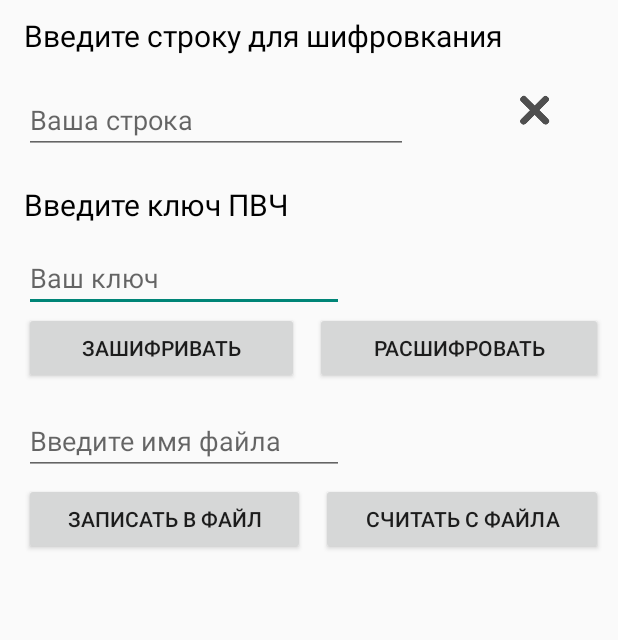
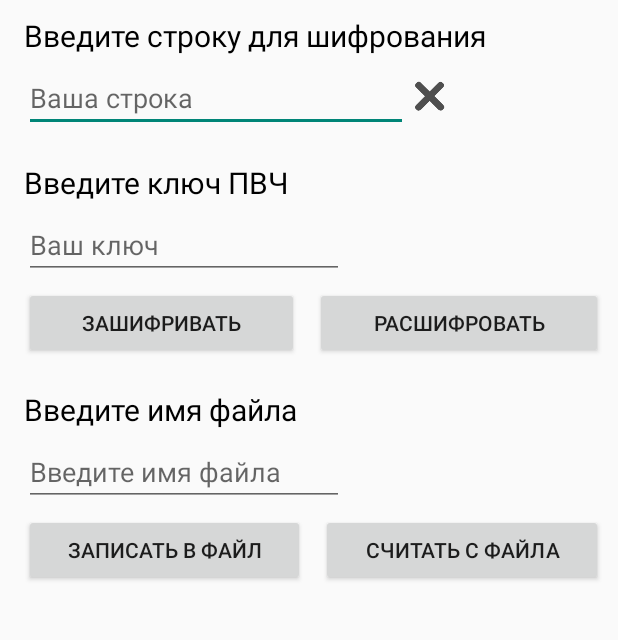
Before and after one commit to AGuminskyi/Cryptography, an Android app: the screen it shows after launch (GammaActivity), after a tap on "ШИФРОВАНИЕ ГАММА", on a phone screen of 412 x 824 dp, the part 84-724 px from its top. Run offline under Robolectric (Android 15) with nearby library versions, the phone set to English and light mode, and no system bars; libraries missing offline, so code that uses them is left out: ir.sohreco.androidfilechooser.

Commit message:
view fixes

```diff
--- a/app/src/main/java/com/android/huminskiy1325/creptography1/Cryptography/CryptographyTritemius.java
+++ b/app/src/main/java/com/android/huminskiy1325/creptography1/Cryptography/CryptographyTritemius.java
@@ -16,17 +16,11 @@ public class CryptographyTritemius implements Cryptography {
     private static String key_Phrase;
 
     public enum KeyChooser {
-//        Linear_Choose,
         NotLinear_Choose,
         Phrase_Choose
     }
 
     public void setKey(int A_value, int B_value, int C_value, String keyPhrase_value) {
-//        if (keyChooser == KeyChooser.Linear_Choose) {
-//            key_A = 0;
-//            key_B = B_value;
-//            key_C = C_value;
-//        }
         if (keyChooser == KeyChooser.NotLinear_Choose) {
             key_A = A_value;
             key_B = B_value;
--- a/app/src/main/java/com/android/huminskiy1325/creptography1/Fragments/TritemiusFragment.java
+++ b/app/src/main/java/com/android/huminskiy1325/creptography1/Fragments/TritemiusFragment.java
@@ -23,6 +23,7 @@ import java.io.File;
 import java.io.FileInputStream;
 import java.io.IOException;
 import java.io.InputStreamReader;
+import java.util.Objects;
 
 import ir.sohreco.androidfilechooser.ExternalStorageNotAvailableException;
 import ir.sohreco.androidfilechooser.FileChooserDialog;
@@ -50,7 +51,7 @@ public class TritemiusFragment extends Fragment {
     @Override
     public View onCreateView(LayoutInflater inflater, @Nullable ViewGroup container, @Nullable Bundle savedInstanceState) {
 
-        View view = inflater.inflate(R.layout.cryptography_tritemius_fragment, null);
+        View view = inflater.inflate(R.layout.cryptography_tritemius_fragment, container,false);
 
         input_Text_Cryptography = (EditText) view.findViewById(R.id.editText);
 
@@ -165,7 +166,7 @@ public class TritemiusFragment extends Fragment {
             Integer C = Integer.parseInt(parametr_C.getText().toString());
             cryptographyTritemius.setKey(A, B, C, null);
         }
-        if (method == DECRYPT) {
+        if (Objects.equals(method, DECRYPT)) {
             input_Text_Cryptography.setText(cryptographyTritemius.decrypt(input_Text_Cryptography.getText().toString()));
         } else {
             input_Text_Cryptography.setText(cryptographyTritemius.encrypt(input_Text_Cryptography.getText().toString()));
--- a/app/src/main/res/layout/cryptography_gamma_fragment.xml
+++ b/app/src/main/res/layout/cryptography_gamma_fragment.xml
@@ -14,21 +14,28 @@
         android:id="@+id/title_input"
         android:layout_width="wrap_content"
         android:layout_height="wrap_content"
-        android:layout_alignParentStart="true"
-        android:layout_alignParentTop="true"
-        android:layout_marginTop="20dp"
         android:text="@string/title_input"
         android:textColor="@android:color/black"
-        android:textSize="20dp" />
+        android:textSize="20sp" />
+
+    <EditText
+        android:id="@+id/editText"
+        android:layout_width="wrap_content"
+        android:layout_height="wrap_content"
+        android:layout_below="@id/title_input"
+        android:layout_marginTop="5dp"
+        android:ems="12"
+        android:hint="@string/input_text"
+        android:inputType="textPersonName" />
 
     <ImageButton
         android:id="@+id/cleanInformation"
         android:layout_width="30dp"
         android:layout_height="30dp"
-        android:layout_alignParentEnd="true"
-        android:layout_below="@+id/title_input"
+        android:layout_alignBottom="@+id/editText"
+        android:layout_marginBottom="10dp"
         android:layout_marginRight="40dp"
-        android:layout_marginTop="20dp"
+        android:layout_toRightOf="@id/editText"
         android:background="@drawable/rectangle_rounded_all"
         android:scaleType="fitCenter"
         android:src="@drawable/x_cross" />
@@ -41,39 +48,17 @@
         android:layout_marginTop="20dp"
         android:text="@string/title_key_pvch"
         android:textColor="@android:color/black"
-        android:textSize="20dp" />
+        android:textSize="20sp" />
 
     <EditText
         android:id="@+id/input_key"
         android:layout_width="wrap_content"
         android:layout_height="wrap_content"
-        android:layout_alignStart="@+id/editText"
-        android:layout_below="@+id/editText"
-        android:layout_marginTop="60dp"
+        android:layout_below="@+id/input_textview"
+        android:layout_marginTop="5dp"
         android:ems="10"
         android:hint="@string/input_key"
         android:inputType="numberSigned" />
-
-    <!--<TextView-->
-    <!--android:text="@string/title_key_gamma"-->
-    <!--android:layout_width="wrap_content"-->
-    <!--android:layout_height="wrap_content"-->
-    <!--android:layout_below="@+id/input_key"-->
-    <!--android:layout_marginTop="20dp"-->
-    <!--android:textSize="20dp"-->
-    <!--android:id="@+id/input_key_gamma"-->
-    <!--android:textColor="@android:color/black"/>-->
-
-    <!--<EditText-->
-    <!--android:hint="@string/input_key"-->
-    <!--android:layout_width="wrap_content"-->
-    <!--android:layout_height="wrap_content"-->
-    <!--android:inputType="numberSigned"-->
-    <!--android:ems="10"-->
-    <!--android:layout_marginTop="20dp"-->
-    <!--android:id="@+id/editText_key_gamma"-->
-    <!--android:layout_below="@+id/input_key_gamma"-->
-    <!--android:layout_alignParentStart="true" />-->
 
 
     <LinearLayout
@@ -81,7 +66,8 @@
         android:layout_width="match_parent"
         android:layout_height="wrap_content"
         android:layout_below="@+id/input_key"
-        android:paddingRight="10dp">
+        android:layout_marginRight="10dp"
+        android:layout_marginTop="5dp">
 
         <Button
             android:id="@+id/encrept_button"
@@ -99,6 +85,25 @@
             android:layout_weight="1"
             android:text="@string/button_discrypt" />
     </LinearLayout>
+
+    <TextView
+        android:id="@+id/file_name_tv"
+        android:layout_width="wrap_content"
+        android:layout_height="wrap_content"
+        android:layout_below="@+id/buttonLinearLayout"
+        android:layout_marginTop="20dp"
+        android:text="@string/tv_input_file_name"
+        android:textColor="@android:color/black"
+        android:textSize="20sp" />
+
+    <EditText
+        android:id="@+id/file_name_input"
+        android:layout_width="wrap_content"
+        android:layout_height="wrap_content"
+        android:layout_below="@+id/file_name_tv"
+        android:layout_marginTop="5dp"
+        android:ems="10"
+        android:hint="@string/file_name_hint" />
 
     <LinearLayout
         android:layout_width="match_parent"
@@ -124,25 +129,4 @@
             android:text="@string/button_read_from_file" />
     </LinearLayout>
 
-    <EditText
-        android:id="@+id/editText"
-        android:layout_width="wrap_content"
-        android:layout_height="wrap_content"
-        android:layout_alignParentStart="true"
-        android:layout_alignTop="@+id/cleanInformation"
-        android:ems="12"
-        android:hint="@string/input_text"
-        android:inputType="textPersonName" />
-
-    <EditText
-        android:id="@+id/file_name_input"
-        android:layout_width="wrap_content"
-        android:layout_height="wrap_content"
-        android:layout_alignParentStart="true"
-        android:layout_below="@+id/buttonLinearLayout"
-        android:layout_marginTop="15dp"
-        android:ems="10"
-        android:hint="@string/file_name_hint" />
-
-
 </RelativeLayout>
--- a/app/src/main/res/layout/fragment_main.xml
+++ b/app/src/main/res/layout/fragment_main.xml
@@ -2,8 +2,7 @@
 <RelativeLayout xmlns:android="http://schemas.android.com/apk/res/android"
     android:layout_width="match_parent"
     android:layout_height="match_parent"
-    style="@style/MyMargin"
-    >
+    style="@style/MyMargin">
 
     <TextView
         android:id="@+id/choose_laba_textView"
--- a/app/src/main/res/values/strings.xml
+++ b/app/src/main/res/values/strings.xml
@@ -1,6 +1,6 @@
 <resources>
     <string name="app_name">Cryptography</string>
-    <string name="title_input">Введите строку для шифровкания</string>
+    <string name="title_input">Введите строку для шифрования</string>
     <string name="input_text">Ваша строка</string>
     <string name="title_key">Введите ключ для зашифровки</string>
     <string name="title_key_text">Введите текст для зашифровки</string>
@@ -16,7 +16,7 @@
 
     <string name="file_name_hint">Введите имя файла</string>
 
-    <string name="choose_laba">Выбирете лабораторную работу:</string>
+    <string name="choose_laba">Выбирете метод шифрования:</string>
     <string name="choose_lab1">Шифрование Цезаря</string>
     <string name="choose_lab2">Шифрование Тритеміуса</string>
     <string name="choose_lab3">Шифрование Гамма</string>
@@ -43,6 +43,7 @@
     <string name="Details_msg_rus">Это приложение было создано студентом КПИ в качестве
         лабораторной работы. Автор: Артём Гуминский</string>
     <string name="OK_button">Закрыть</string>
+    <string name="tv_input_file_name">Введите имя файла</string>
 
 
 </resources>
--- a/app/src/main/res/values/styles.xml
+++ b/app/src/main/res/values/styles.xml
@@ -15,7 +15,7 @@
     </style>
 
     <style name="MyMargin">
-        <item name="android:layout_marginTop">30dp</item>
+        <item name="android:layout_marginTop">50dp</item>
     </style>
 
 </resources>
```
Also changed, not shown: app/src/main/java/com/android/huminskiy1325/creptography1/Fragments/DesFragment.java (+4 -4 lines), app/src/main/res/layout/cryptography_caesar_fragment.xml (+24 -17 lines), app/src/main/res/layout/cryptography_des_fragment.xml (+25 -18 lines), app/src/main/res/layout/cryptography_stirl_fragment.xml (+59 -57 lines), app/src/main/res/layout/cryptography_tritemius_fragment.xml (+19 -12 lines), 1 other file.
